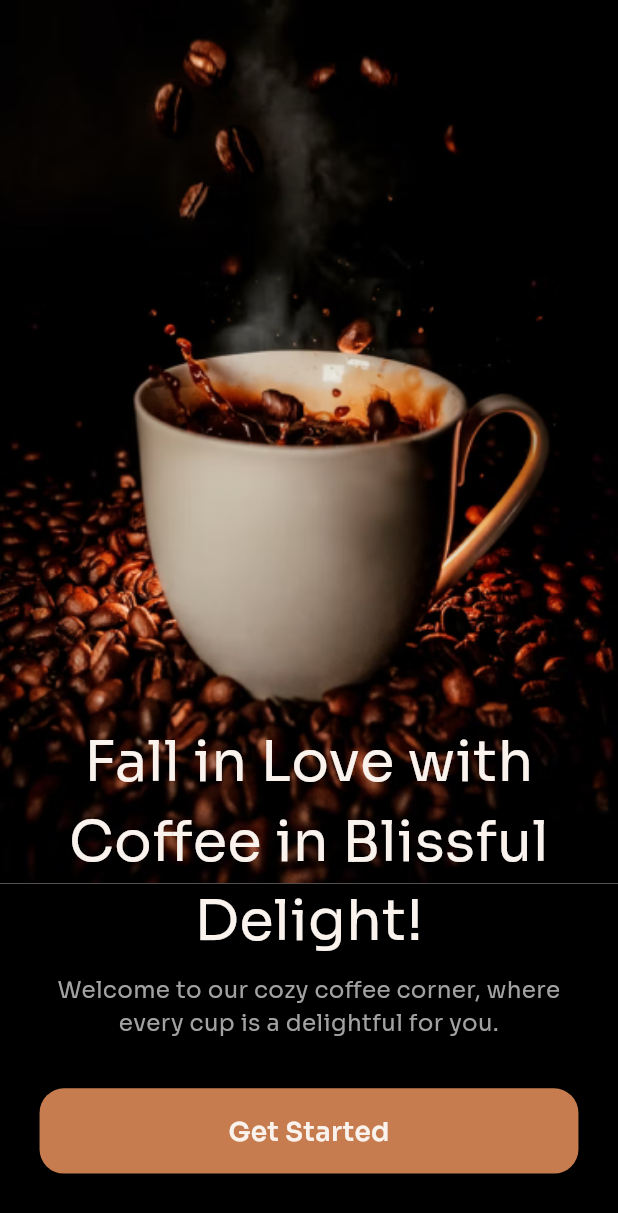
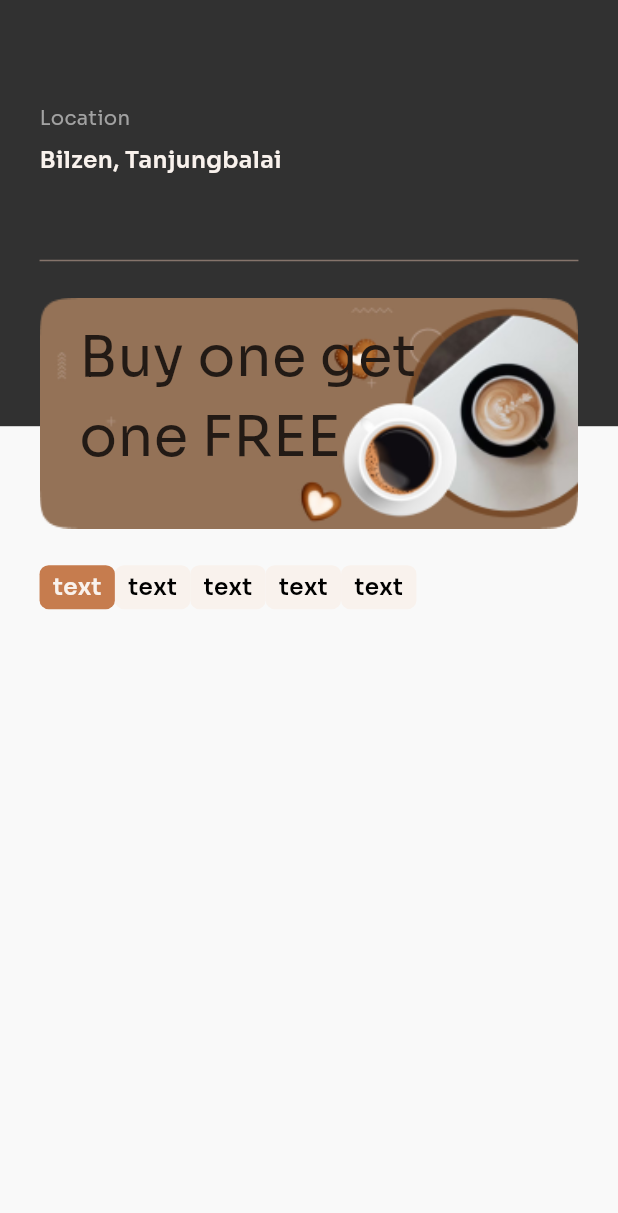
Before and after one commit to AgMarwanAg/coffeeshop, a Flutter app: the screen it shows after launch, after a tap on "Get Started", on a phone screen of 412 x 824 dp. Shown: the top 1213 px of the screen. Run offline on Flutter 3.47's test engine with Material 3 defaults, Android fonts, the phone set to English and light mode, and no system bars; our stand-ins replace flutter_screenutil.

Commit message:
Implement Home Screen with navigation and layout components

```diff
--- a/lib/core/app_images.dart
+++ b/lib/core/app_images.dart
@@ -1,3 +1,5 @@
 base class AppImages {
-  static String logo = 'assets/images/logo.png';
+  static final  String _root = 'assets/images/';
+  static String logo = '${_root}logo.png';
+  static String homeBanner = '${_root}home banner.png';
 }
--- a/lib/core/routes/app_routes.dart
+++ b/lib/core/routes/app_routes.dart
@@ -1,9 +1,10 @@
+import 'package:coffeeshop/features/home/presentation/home_screen.dart';
 import 'package:coffeeshop/features/splash/presentation/splash_screen.dart';
 import 'package:flutter/material.dart';
 
 class AppRoutes {
   static final Map<String, Widget Function(BuildContext)> routes = {
     SplashScreen.route: (context) => const SplashScreen(),
-    // 'homeScreen': (context) => const SplashScreen(),
+    HomeScreen.route: (context) => const HomeScreen(),
   };
 }
--- a/lib/core/styles/app_text_styles.dart
+++ b/lib/core/styles/app_text_styles.dart
@@ -6,16 +6,19 @@ abstract class AppTextStyles {
   static TextStyle get s12w400 => TextStyle(
         fontSize: 12.sp,
         fontWeight: FontWeight.w400,
-
       );
   static TextStyle get s14w400 => TextStyle(
         fontSize: 14.sp,
         fontWeight: FontWeight.w400,
-       );
+      );
+  static TextStyle get s14w600 => TextStyle(
+        fontSize: 14.sp,
+        fontWeight: FontWeight.w600,
+      );
   static TextStyle get s16w600 => TextStyle(
         fontSize: 16.sp,
         fontWeight: FontWeight.w600,
-       );
+      );
   static TextStyle get s32w600 => TextStyle(
         fontSize: 34.sp,
         fontWeight: FontWeight.w400,
--- /dev/null
+++ b/lib/features/home/presentation/home_screen.dart
@@ -0,0 +1,55 @@
+import 'package:coffeeshop/core/app_images.dart';
+import 'package:coffeeshop/core/styles/app_colors.dart';
+import 'package:coffeeshop/core/styles/app_text_styles.dart';
+import 'package:coffeeshop/features/home/presentation/widgets/home_banner_widget.dart';
+import 'package:coffeeshop/features/home/presentation/widgets/home_location_widget.dart';
+import 'package:coffeeshop/features/home/presentation/widgets/hone_categories.dart';
+import 'package:coffeeshop/features/splash/presentation/widgets/app_scaffold.dart';
+import 'package:coffeeshop/shared/widgets/app_image_widget.dart';
+import 'package:coffeeshop/shared/widgets/text_widget.dart';
+import 'package:flutter/material.dart';
+import 'package:flutter_screenutil/flutter_screenutil.dart';
+
+class HomeScreen extends StatefulWidget {
+  static const route = 'home';
+  const HomeScreen({super.key});
+
+  @override
+  State<HomeScreen> createState() => _HomeScreenState();
+}
+
+class _HomeScreenState extends State<HomeScreen> {
+  @override
+  Widget build(BuildContext context) {
+    return
+    AppScaffold(
+        body: Stack(
+      children: [
+        Container(
+          height: 280.h,
+          width: double.infinity,
+          color: AppColors.mineShaft,
+        ),
+        Padding(
+          padding: EdgeInsets.symmetric(horizontal: 24.w),
+          child: Column(
+            crossAxisAlignment: CrossAxisAlignment.start,
+            children: [
+              HomeLocationWidget(),
+              TextField(),
+              SizedBox(height: 24.h),
+              // first way
+              HomeBannerWidget(),
+              SizedBox(
+                height: 24.h,
+              ),
+              HomeCategoriesWidget(),
+
+
+            ],
+          ),
+        )
+      ],
+    ));
+  }
+}
--- /dev/null
+++ b/lib/features/home/presentation/widgets/home_banner_widget.dart
@@ -0,0 +1,34 @@
+import 'package:coffeeshop/core/app_images.dart';
+import 'package:coffeeshop/core/styles/app_text_styles.dart';
+import 'package:coffeeshop/shared/widgets/app_image_widget.dart';
+import 'package:coffeeshop/shared/widgets/text_widget.dart';
+import 'package:flutter/material.dart';
+import 'package:flutter_screenutil/flutter_screenutil.dart';
+
+class HomeBannerWidget extends StatelessWidget {
+  const HomeBannerWidget({super.key});
+
+  @override
+  Widget build(BuildContext context) {
+    return Stack(
+                children: [
+                  AppImageWidget(
+                    width: 327.w,
+                    height: 140.h,
+                    AppImages.homeBanner,
+                    // fit: BoxFit.cover,
+                  ),
+                  Padding(
+                    padding: EdgeInsets.symmetric(horizontal: 24.w, vertical: 13.h),
+                    child: Column(
+                      crossAxisAlignment: CrossAxisAlignment.start,
+                      children: [
+                        TextWidget('Buy one get', style: AppTextStyles.s32w600),
+                        TextWidget('one FREE', style: AppTextStyles.s32w600),
+                      ],
+                    ),
+                  ),
+                ],
+              );
+  }
+}
--- /dev/null
+++ b/lib/features/home/presentation/widgets/home_location_widget.dart
@@ -0,0 +1,30 @@
+import 'package:coffeeshop/core/styles/app_colors.dart';
+import 'package:coffeeshop/core/styles/app_text_styles.dart';
+import 'package:coffeeshop/shared/widgets/text_widget.dart';
+import 'package:flutter/material.dart';
+import 'package:flutter_screenutil/flutter_screenutil.dart';
+
+class HomeLocationWidget extends StatelessWidget {
+  const HomeLocationWidget({super.key});
+
+  @override
+  Widget build(BuildContext context) {
+    return Column(
+                  crossAxisAlignment: CrossAxisAlignment.start,
+
+      children: [
+        SizedBox(height: 68.h),
+              TextWidget(
+                'Location',
+                style: AppTextStyles.s12w400.copyWith(color: AppColors.fontFadeColor),
+              ),
+              SizedBox(height: 8.h),
+              TextWidget(
+                'Bilzen, Tanjungbalai',
+                style: AppTextStyles.s14w600.copyWith(color: AppColors.white),
+              ),
+              SizedBox(height: 8.h),
+      ],
+    );
+  }
+}
--- /dev/null
+++ b/lib/features/home/presentation/widgets/hone_categories.dart
@@ -0,0 +1,69 @@
+import 'package:coffeeshop/core/styles/app_colors.dart';
+import 'package:coffeeshop/core/styles/app_text_styles.dart';
+import 'package:coffeeshop/shared/widgets/text_widget.dart';
+import 'package:flutter/material.dart';
+import 'package:flutter_screenutil/flutter_screenutil.dart';
+
+class HomeCategoriesWidget extends StatefulWidget {
+  const HomeCategoriesWidget({super.key});
+
+  @override
+  State<HomeCategoriesWidget> createState() => _HomeCategoriesWidgetState();
+}
+
+class _HomeCategoriesWidgetState extends State<HomeCategoriesWidget> {
+  int selectedCategory = 0;
+
+  @override
+  Widget build(BuildContext context) {
+    return SizedBox(
+      height: 29.h,
+      child: ListView.builder(
+        itemCount: 5,
+        scrollDirection: Axis.horizontal,
+        itemBuilder: (context, index) => CategoryWidget(
+          title: 'Category',
+          isSelected: selectedCategory == index,
+          onTap: () {
+            selectedCategory=index;
+            setState(() {
+
+            });
+          },
+        ),
+      ),
+    );
+  }
+}
+
+class CategoryWidget extends StatelessWidget {
+  final String title;
+  final bool isSelected;
+  final void Function()? onTap;
+  const CategoryWidget({
+    super.key,
+    required this.title,
+    required this.isSelected,
+    required this.onTap,
+  });
+
+  @override
+  Widget build(BuildContext context) {
+    return GestureDetector(
+      onTap: onTap,
+      child: Container(
+        padding: EdgeInsets.symmetric(horizontal: 8.w, vertical: 4.h),
+        decoration: BoxDecoration(
+          borderRadius: BorderRadius.circular(6.r),
+          color: isSelected ? AppColors.primary : AppColors.white,
+        ),
+        child: TextWidget(
+          'text',
+          style: AppTextStyles.s14w600.copyWith(
+            color: isSelected ? AppColors.white : AppColors.black,
+          ),
+        ),
+      ),
+    );
+  }
+}
--- /dev/null
+++ b/lib/features/splash/presentation/widgets/app_scaffold.dart
@@ -0,0 +1,42 @@
+ import 'package:coffeeshop/core/styles/app_colors.dart';
+import 'package:flutter/material.dart';
+
+class AppScaffold extends StatelessWidget {
+  final bool withSafeArea;
+  final Widget body;
+  final Widget? bottomNavigationBar;
+  final Color? backgroundColor;
+  // final Widget? bottomSheet;
+  // final Widget? floatingActionButton;
+  // final FloatingActionButtonLocation? floatingActionButtonLocation;
+  // final bool resizeToAvoidBottomInset;
+
+  const AppScaffold({
+    super.key,
+    required this.body,
+    this.bottomNavigationBar,
+    this.backgroundColor,
+    this.withSafeArea = false,
+    // this.floatingActionButton,
+    // this.resizeToAvoidBottomInset = false,
+    // this.floatingActionButtonLocation,
+    // this.bottomSheet,
+  });
+
+  @override
+  Widget build(BuildContext context) {
+    return SafeArea(
+      top: withSafeArea,
+      child: Scaffold(
+        body: body,
+        bottomNavigationBar: bottomNavigationBar,
+        backgroundColor: backgroundColor ?? AppColors.scaffoldBG,
+        // extendBody: extendBody,
+        // floatingActionButton: floatingActionButton,
+        // floatingActionButtonLocation: floatingActionButtonLocation,
+        // resizeToAvoidBottomInset: resizeToAvoidBottomInset,
+        // bottomSheet: bottomSheet,
+      ),
+    );
+  }
+}
--- a/lib/features/splash/presentation/widgets/splash_text_widget.dart
+++ b/lib/features/splash/presentation/widgets/splash_text_widget.dart
@@ -1,5 +1,6 @@
 import 'package:coffeeshop/core/styles/app_colors.dart';
 import 'package:coffeeshop/core/styles/app_text_styles.dart';
+import 'package:coffeeshop/features/home/presentation/home_screen.dart';
 import 'package:coffeeshop/shared/widgets/primary_btn.dart';
 import 'package:coffeeshop/shared/widgets/text_widget.dart';
 import 'package:flutter/material.dart';
@@ -31,7 +32,9 @@ class SplashTextWidget extends StatelessWidget {
           SizedBox(height: 32.h),
           PrimaryBtn(
             text: 'Get Started',
-            onTap: () {},
+            onTap: () {
+              Navigator.pushNamed(context,HomeScreen.route );
+            },
           ),
           SizedBox(height: 41.h),
         ],
```
